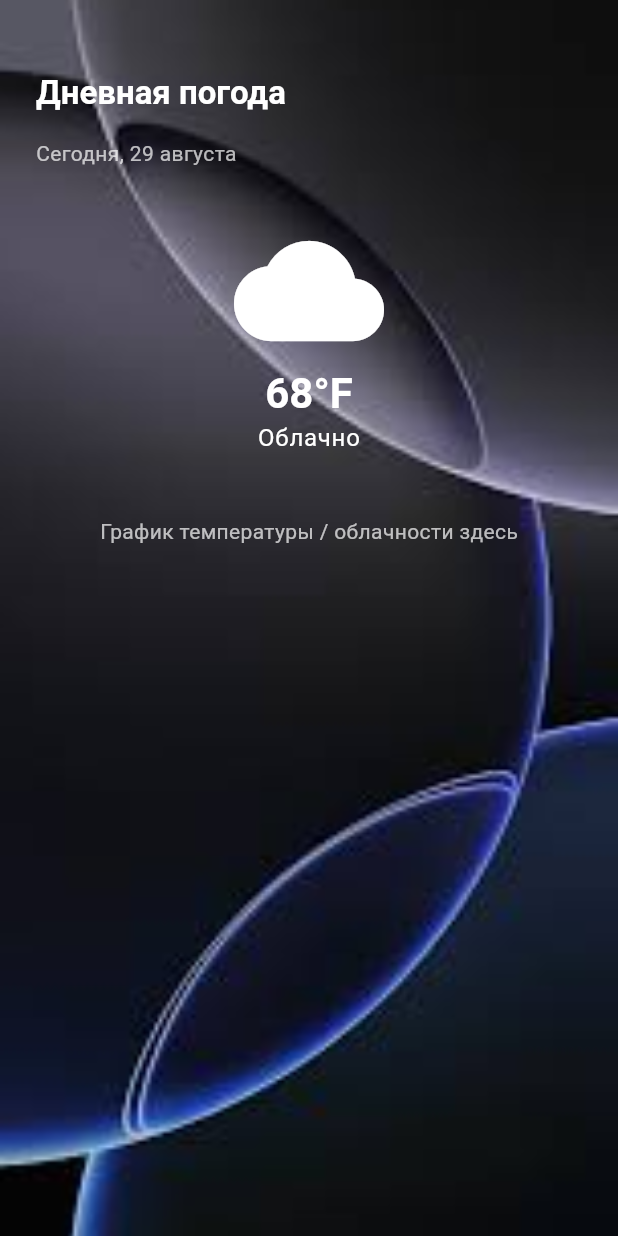
After one commit to afanofrafa/weather_mate, a Flutter app: the screen it shows after launch, swiped to page 2, on a phone screen of 412 x 824 dp. The commit adds this screen. Run offline on Flutter 3.47's test engine with Material 3 defaults, Android fonts, the phone set to English and light mode, and no system bars.

Commit message:
daily screen preview version

```diff
--- a/lib/main.dart
+++ b/lib/main.dart
@@ -1,5 +1,17 @@
+import 'package:flutter/gestures.dart';
 import 'package:flutter/material.dart';
 import 'screens/main_weather_screen.dart';
+import 'screens/daily_weather_screen.dart';
+class AppScrollBehavior extends MaterialScrollBehavior {
+  @override
+  Set<PointerDeviceKind> get dragDevices => {
+    PointerDeviceKind.touch,
+    PointerDeviceKind.mouse,
+    PointerDeviceKind.trackpad,
+    PointerDeviceKind.stylus,
+    PointerDeviceKind.unknown,
+  };
+}
 
 void main() {
   runApp(WeatherMateApp());
@@ -12,20 +24,28 @@ class WeatherMateApp extends StatefulWidget {
 
 class _WeatherMateAppState extends State<WeatherMateApp> {
   bool isDarkMode = true;
+  final PageController _controller = PageController();
 
   @override
   Widget build(BuildContext context) {
     return MaterialApp(
+      scrollBehavior: AppScrollBehavior(),
       title: 'Weather Mate',
       theme: isDarkMode ? ThemeData.dark() : ThemeData.light(),
       debugShowCheckedModeBanner: false,
-      home: MainWeatherScreen(
-        isDarkMode: isDarkMode,
-        onToggleTheme: () {
-          setState(() {
-            isDarkMode = !isDarkMode;
-          });
-        },
+      home: PageView(
+        controller: _controller,
+        children: [
+          MainWeatherScreen(
+            isDarkMode: isDarkMode,
+            onToggleTheme: () {
+              setState(() => isDarkMode = !isDarkMode);
+            },
+          ),
+          DailyWeatherScreen(
+            isDarkMode: isDarkMode,
+          ),
+        ],
       ),
     );
   }
--- /dev/null
+++ b/lib/screens/daily_weather_screen.dart
@@ -0,0 +1,90 @@
+import 'package:flutter/material.dart';
+
+class DailyWeatherScreen extends StatelessWidget {
+  final bool isDarkMode;
+
+  const DailyWeatherScreen({Key? key, required this.isDarkMode}) : super(key: key);
+
+  @override
+  Widget build(BuildContext context) {
+    // Получаем цвета из темы, в зависимости от того, включен ли темный режим
+    final textColor = isDarkMode ? Colors.white : Colors.black87;
+    final subTextColor = isDarkMode ? Colors.white70 : Colors.black54;
+
+    return Scaffold(
+      body: Container(
+        decoration: BoxDecoration(
+          image: DecorationImage(
+            image: AssetImage(
+              isDarkMode
+                  ? 'assets/images/testimage.jpg'
+                  : 'assets/images/sunnyweather.webp',
+            ),
+            fit: BoxFit.cover,
+          ),
+        ),
+        padding: const EdgeInsets.symmetric(horizontal: 24, vertical: 48),
+        child: Column(
+          crossAxisAlignment: CrossAxisAlignment.start,
+          children: [
+            // Заголовок с использованием актуальных стилей TextTheme
+            Text(
+              'Дневная погода',
+              style: Theme.of(context).textTheme.titleLarge?.copyWith(
+                color: textColor, // Цвет для текста в зависимости от темы
+                fontWeight: FontWeight.bold,
+              ),
+            ),
+            const SizedBox(height: 16),
+
+            // Подзаголовок с использованием актуальных стилей TextTheme
+            Text(
+              'Сегодня, 29 августа',
+              style: Theme.of(context).textTheme.bodyMedium?.copyWith(
+                color: subTextColor, // Цвет для подзаголовка
+              ),
+            ),
+            const SizedBox(height: 32),
+
+            // Центральная секция с иконкой и текстом
+            Center(
+              child: Column(
+                children: [
+                  // Иконка облака
+                  Icon(Icons.cloud, size: 100, color: textColor),
+
+                  // Температура
+                  Text(
+                    '68°F',
+                    style: Theme.of(context).textTheme.headlineMedium?.copyWith(
+                      color: textColor,
+                      fontWeight: FontWeight.bold,
+                    ),
+                  ),
+
+                  // Состояние погоды
+                  Text(
+                    'Облачно',
+                    style: Theme.of(context).textTheme.bodyLarge?.copyWith(
+                      color: textColor,
+                    ),
+                  ),
+                ],
+              ),
+            ),
+
+            const SizedBox(height: 40),
+
+            // Заглушка для графиков и таблиц
+            Center(
+              child: Text(
+                'График температуры / облачности здесь',
+                style: TextStyle(color: subTextColor),
+              ),
+            ),
+          ],
+        ),
+      ),
+    );
+  }
+}
```
Also changed, not shown: lib/screens/main_weather_screen.dart (line endings or trailing spaces).
